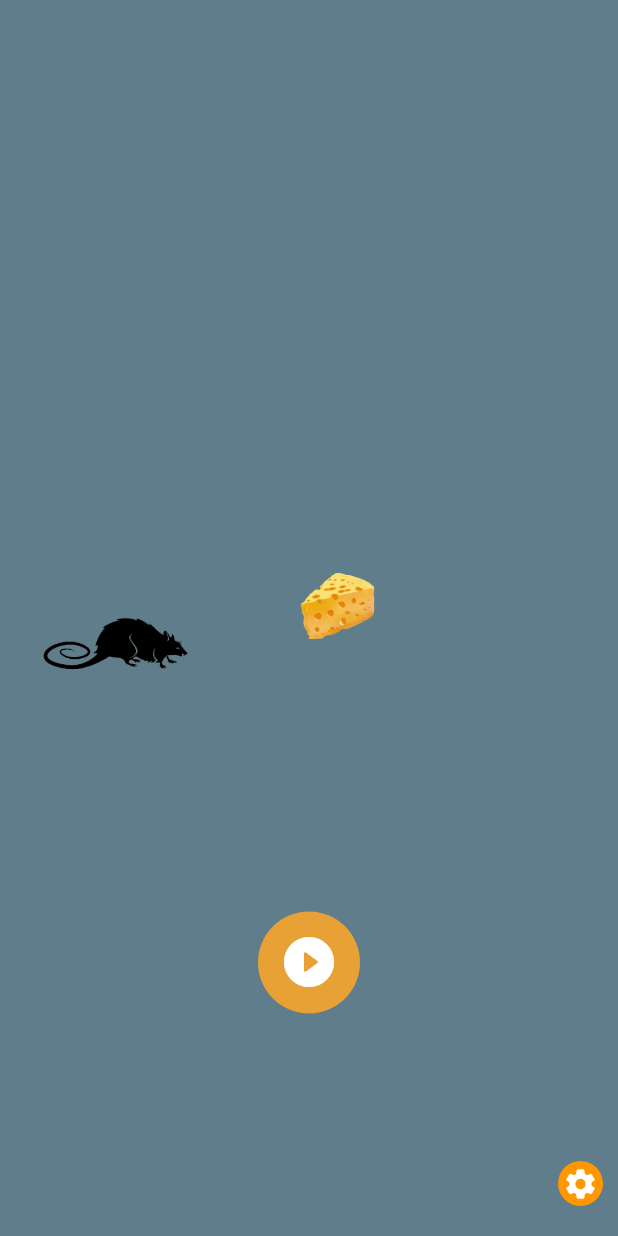
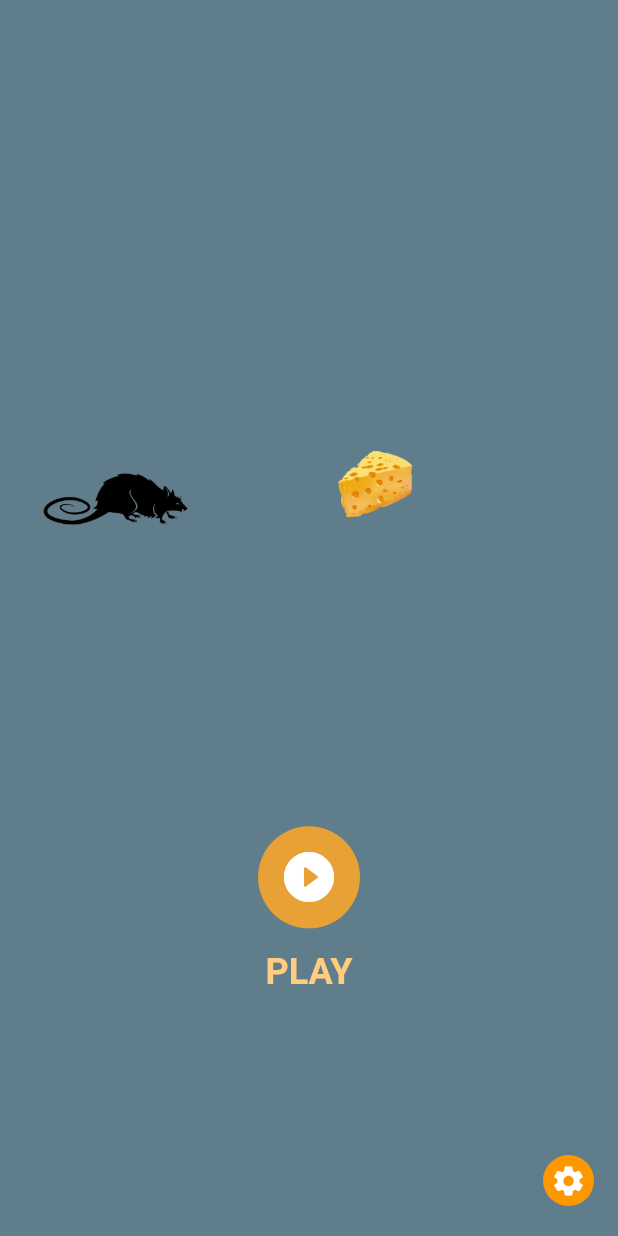
Before and after one commit to imsujan276/where-is-my-cheese-flutter-game, a Flutter app: the screen it shows after launch, on a phone screen of 412 x 824 dp. Run offline on Flutter 3.47's test engine with Material 2 defaults, Android fonts, the phone set to English and light mode, and no system bars; our stand-ins replace equatable, google_mobile_ads, shared_preferences, universal_io.

```diff
--- a/lib/src/data/data.dart
+++ b/lib/src/data/data.dart
@@ -1,5 +1,5 @@
 import 'package:maze/maze.dart';
-import 'package:whereIsMyCheese/src/models/levels.dart';
+import 'package:where_is_my_cheese/src/models/levels.dart';
 
 final MazeItem bean = MazeItem('assets/beans.png', ImageType.asset);
 final MazeItem corn = MazeItem('assets/corn.png', ImageType.asset);
--- a/lib/src/pages/home_page.dart
+++ b/lib/src/pages/home_page.dart
@@ -1,5 +1,6 @@
+import 'package:flutter/cupertino.dart';
 import 'package:flutter/material.dart';
-import 'package:whereIsMyCheese/src/pages/levels_page.dart';
+import 'package:where_is_my_cheese/src/pages/levels_page.dart';
 
 class HomePage extends StatefulWidget {
   HomePage({Key? key}) : super(key: key);
@@ -16,34 +17,21 @@ class _HomePageState extends State<HomePage> {
       child: Container(
         decoration: BoxDecoration(
           color: Colors.blueGrey,
+          // image: DecorationImage(
+          //     image: AssetImage("assets/background.jpg"), fit: BoxFit.fill),
         ),
-        // image: DecorationImage(
-        //     image: AssetImage("assets/background.jpg"), fit: BoxFit.fill)),
         width: MediaQuery.of(context).size.width,
         child: Column(
           mainAxisAlignment: MainAxisAlignment.center,
           crossAxisAlignment: CrossAxisAlignment.center,
           children: [
-            // Text(
-            //   'Where is my \nCheese ?',
-            //   style: TextStyle(fontSize: 30, color: Colors.white),
-            // ),
             Spacer(),
             TopImage(),
-            SizedBox(
-              height: 30,
-            ),
+            SizedBox(height: 50),
             PlayButton(),
-            SizedBox(
-              height: 10,
-            ),
-
             SizedBox(height: 40),
-            LeaderboardWidget(),
-
-            SizedBox(
-              height: 20,
-            ),
+            SettingsWidget(),
+            SizedBox(height: 20),
           ],
         ),
       ),
@@ -67,13 +55,13 @@ class _TopImageState extends State<TopImage>
   ///defining animation
   late Animation<double> animation;
   late AnimationController controller;
-  double width = 200;
+
+  double width = 225;
   bool _visibility = false;
+  double posX = 0;
 
-  double posX = 0;
   @override
   void initState() {
-    // TODO: implement initState
     controller = AnimationController(
       duration: const Duration(seconds: 5),
       vsync: this,
@@ -85,7 +73,6 @@ class _TopImageState extends State<TopImage>
       setState(() {
         posX++;
       });
-      print(posX);
       isEating();
     });
     controller.forward();
@@ -96,7 +83,6 @@ class _TopImageState extends State<TopImage>
   isEating() {
     if (posX == (width - 80)) {
       controller.stop();
-      //Timer(Duration(seconds:4,(){});
       setState(() {
         _visibility = false;
       });
@@ -112,25 +98,21 @@ class _TopImageState extends State<TopImage>
         children: [
           AnimatedOpacity(
               opacity: _visibility ? 0 : 1,
-              duration: const Duration(seconds: 5),
+              duration: const Duration(seconds: 3),
               child: Center(
                 child: Column(
                   crossAxisAlignment: CrossAxisAlignment.center,
                   mainAxisAlignment: MainAxisAlignment.center,
                   children: [
-                    SizedBox(height: 30),
+                    SizedBox(height: 75),
                     Text(
                       'Where is my cheese ?',
-                      style: TextStyle(
+                      style: Theme.of(context).textTheme.headline5?.copyWith(
                             color: Theme.of(context).backgroundColor,
-                        fontSize: 24,
+                            // fontSize: 24,
                             fontWeight: FontWeight.bold,
                           ),
                     ),
-                    // Row(
-                    //   mainAxisAlignment: MainAxisAlignment.center,
-                    //   children: [Mouse(), Cheese()],
-                    // )
                   ],
                 ),
               )),
@@ -145,11 +127,17 @@ class _TopImageState extends State<TopImage>
                 });
                 controller.repeat();
               },
-                  child: Mouse())),
+              child: Mouse(),
+            ),
+          ),
           Positioned(
             left: width,
-              top: 0,
-              child: Visibility(visible: _visibility, child: Cheese())),
+            top: 15,
+            child: Visibility(
+              visible: _visibility,
+              child: Cheese(),
+            ),
+          ),
         ],
       ),
     );
@@ -219,8 +207,6 @@ class _PlayButtonState extends State<PlayButton>
 
   @override
   void dispose() {
-    // TODO: implement dispose
-
     motionController.dispose();
     super.dispose();
   }
@@ -237,13 +223,16 @@ class _PlayButtonState extends State<PlayButton>
         );
       },
       child: Container(
-        height: MediaQuery.of(context).size.height * .2,
+        height: MediaQuery.of(context).size.height * .3,
         padding: EdgeInsets.all(4),
         decoration: BoxDecoration(
           borderRadius: BorderRadius.circular(70),
         ),
-        child: Container(
-          child: CircleAvatar(
+        child: Column(
+          mainAxisAlignment: MainAxisAlignment.center,
+          crossAxisAlignment: CrossAxisAlignment.center,
+          children: [
+            CircleAvatar(
               radius: size,
               backgroundColor: Colors.orange.shade400.withOpacity(size / 40),
               child: Icon(
@@ -252,16 +241,48 @@ class _PlayButtonState extends State<PlayButton>
                 color: Colors.white,
               ),
             ),
+            SizedBox(height: 15),
+            Text(
+              "PLAY",
+              style: Theme.of(context).textTheme.headline5?.copyWith(
+                    color: Theme.of(context).backgroundColor,
+                    fontWeight: FontWeight.bold,
+                  ),
+            ),
+          ],
         ),
       ),
     );
   }
 }
 
-class LeaderboardWidget extends StatelessWidget {
-  const LeaderboardWidget({
-    Key? key,
-  }) : super(key: key);
+class SettingsWidget extends StatefulWidget {
+  SettingsWidget({Key? key}) : super(key: key);
+
+  @override
+  _SettingsWidgetState createState() => _SettingsWidgetState();
+}
+
+class _SettingsWidgetState extends State<SettingsWidget> {
+  bool vibrationEnabled = true;
+
+  @override
+  void initState() {
+    super.initState();
+    getPref();
+  }
+
+  togglePref() {
+    setState(() {
+      vibrationEnabled = !vibrationEnabled;
+    });
+  }
+
+  getPref() {
+    setState(() {
+      vibrationEnabled = vibrationEnabled;
+    });
+  }
 
   @override
   Widget build(BuildContext context) {
@@ -270,51 +291,19 @@ class LeaderboardWidget extends StatelessWidget {
       mainAxisAlignment: MainAxisAlignment.center,
       children: [
         Spacer(),
-        // CircleAvatar(
-        //   radius: 25,
-        //   backgroundColor: Colors.deepOrange.shade600,
-        //   child: CircleAvatar(
-        //       backgroundColor: Colors.orange,
-        //       child: Icon(
-        //         Icons.flag,
-        //         color: Colors.white,
-        //       )),
-        // ),
-        // SizedBox(width: 20),
-        // CircleAvatar(
-        //   radius: 25,
-        //   backgroundColor: Colors.deepOrange.shade600,
-        //   child: CircleAvatar(
-        //       backgroundColor: Colors.orange,
-        //       child: Icon(
-        //         Icons.leaderboard_outlined,
-        //         color: Colors.white,
-        //       )),
-        // ),
-        // SizedBox(width: 20),
-        // CircleAvatar(
-        //   radius: 25,
-        //   backgroundColor: Colors.deepOrange.shade600,
-        //   child: CircleAvatar(
-        //       backgroundColor: Colors.orange,
-        //       child: Icon(
-        //         Icons.shopping_cart_rounded,
-        //         color: Colors.white,
-        //       )),
-        // ),
-        Spacer(),
-        Container(
-          padding: EdgeInsets.all(3),
+        GestureDetector(
+          onTap: () => togglePref(),
+          child: Container(
+            padding: EdgeInsets.all(5),
             decoration: BoxDecoration(
                 color: Colors.orange, borderRadius: BorderRadius.circular(30)),
             child: Icon(
-            Icons.settings,
+              vibrationEnabled ? Icons.settings : Icons.settings_outlined,
               color: Colors.white,
             ),
           ),
-        SizedBox(
-          width: 10,
-        )
+        ),
+        SizedBox(width: 16)
       ],
     );
   }
--- a/pubspec.yaml
+++ b/pubspec.yaml
@@ -1,4 +1,4 @@
-name: whereIsMyCheese
+name: where_is_my_cheese
 description: A new Flutter project.
 publish_to: 'none'
 version: 1.0.0+1
@@ -11,6 +11,7 @@ dependencies:
     sdk: flutter
   maze:
     path: ./plugins/maze
+  google_mobile_ads: ^0.13.2
 
 dev_dependencies:
   flutter_test:
```
Also changed, not shown: lib/main.dart (+8 -1 lines), lib/src/pages/game_page.dart (+5 -4 lines), lib/src/pages/levels_page.dart (+78 -10 lines), lib/src/utils/admob/banner_ad_widget.dart (added, +93 -0 lines), pubspec.lock, 8 other files. Lines whose indentation alone changed are shown as unchanged.
